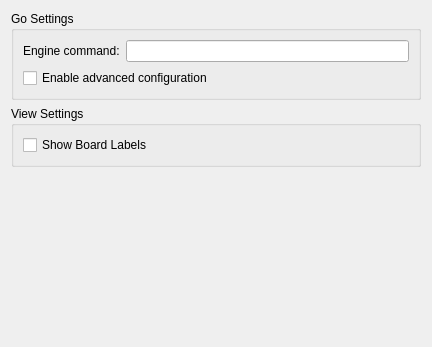
KDE/kigo, file src/gui/config.ui: the form before one commit.
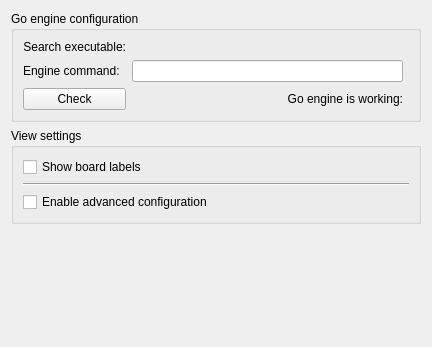
The form after the commit. Custom widgets are drawn as their Qt base class.

Commit message: Changed source-tree, all GUI screens moved into src/gui/screens and all graphicsview stuff moved into src/gui/graphicsview. A distint error screen was added and is shown when the Go engine cannot be started. The config dialog was extended a bit, the Go engine configuration bits shall be improved in a following commit.

The edit to the form file:
```diff
--- a/src/gui/config.ui
+++ b/src/gui/config.ui
@@ -22,10 +22,10 @@
       </sizepolicy>
      </property>
      <property name="title" >
-      <string>Go Settings</string>
+      <string>Go engine configuration</string>
      </property>
      <layout class="QGridLayout" name="gridLayout" >
-      <item row="0" column="0" >
+      <item row="2" column="0" >
        <widget class="QLabel" name="label" >
         <property name="text" >
          <string>Engine command:</string>
@@ -38,13 +38,39 @@
         </property>
        </widget>
       </item>
-      <item row="0" column="1" >
+      <item row="2" column="1" >
        <widget class="KLineEdit" name="kcfg_EngineCommand" />
       </item>
-      <item row="1" column="0" colspan="2" >
-       <widget class="QCheckBox" name="kcfg_AdvancedConfiguration" >
+      <item row="0" column="1" colspan="2" >
+       <widget class="KUrlRequester" name="kcfg_EngineExecutable" />
+      </item>
+      <item row="0" column="0" >
+       <widget class="QLabel" name="label_3" >
         <property name="text" >
-         <string>Enable advanced configuration</string>
+         <string>Search executable:</string>
+        </property>
+        <property name="alignment" >
+         <set>Qt::AlignRight|Qt::AlignTrailing|Qt::AlignVCenter</set>
+        </property>
+        <property name="buddy" >
+         <cstring>kcfg_EngineExecutable</cstring>
+        </property>
+       </widget>
+      </item>
+      <item row="4" column="0" >
+       <widget class="KPushButton" name="kpushbutton_2" >
+        <property name="text" >
+         <string>Check</string>
+        </property>
+       </widget>
+      </item>
+      <item row="4" column="1" >
+       <widget class="QLabel" name="label_2" >
+        <property name="text" >
+         <string>Go engine is working:</string>
+        </property>
+        <property name="alignment" >
+         <set>Qt::AlignRight|Qt::AlignTrailing|Qt::AlignVCenter</set>
         </property>
        </widget>
       </item>
@@ -54,19 +80,33 @@
    <item>
     <widget class="QGroupBox" name="groupBox" >
      <property name="title" >
-      <string>View Settings</string>
+      <string>View settings</string>
      </property>
      <layout class="QVBoxLayout" name="verticalLayout" >
       <item>
        <widget class="QCheckBox" name="kcfg_ShowBoardLabels" >
         <property name="text" >
-         <string>Show Board Labels</string>
+         <string>Show board labels</string>
         </property>
         <property name="checked" >
          <bool>false</bool>
         </property>
        </widget>
       </item>
+      <item>
+       <widget class="Line" name="line" >
+        <property name="orientation" >
+         <enum>Qt::Horizontal</enum>
+        </property>
+       </widget>
+      </item>
+      <item>
+       <widget class="QCheckBox" name="kcfg_AdvancedConfiguration" >
+        <property name="text" >
+         <string>Enable advanced configuration</string>
+        </property>
+       </widget>
+      </item>
      </layout>
     </widget>
    </item>
@@ -91,6 +131,16 @@
    <extends>QLineEdit</extends>
    <header>klineedit.h</header>
   </customwidget>
+  <customwidget>
+   <class>KPushButton</class>
+   <extends>QPushButton</extends>
+   <header>kpushbutton.h</header>
+  </customwidget>
+  <customwidget>
+   <class>KUrlRequester</class>
+   <extends>QFrame</extends>
+   <header>kurlrequester.h</header>
+  </customwidget>
  </customwidgets>
  <resources/>
  <connections/>
```
Left out of the diff: 7 changed lines with no effect on the pictures. The commit also changes 21 other files.
